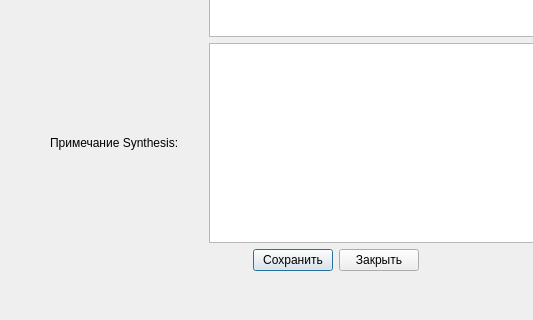
Old version of the form author.ui in the repository iliner23/openRadar; both pictures show x 0 to 533 and y 280 to 600 of the 700 by 600 pixel window.
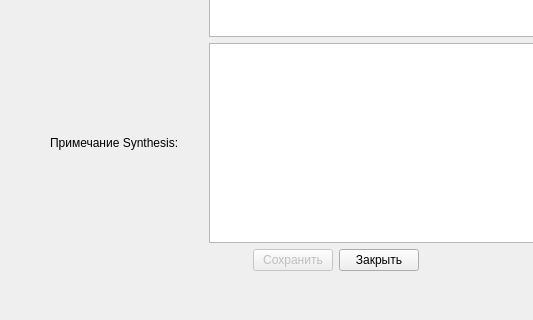
New version of the form.

Commit message: Split up repertory and label classes from remeds engine for increase maintaining code

What changed in the file:
```diff
--- a/author.ui
+++ b/author.ui
@@ -143,6 +143,9 @@
         </item>
         <item>
          <widget class="QPushButton" name="pushButton">
+          <property name="enabled">
+           <bool>false</bool>
+          </property>
           <property name="text">
            <string>Сохранить</string>
           </property>
```
The commit also changes 6 other files.
